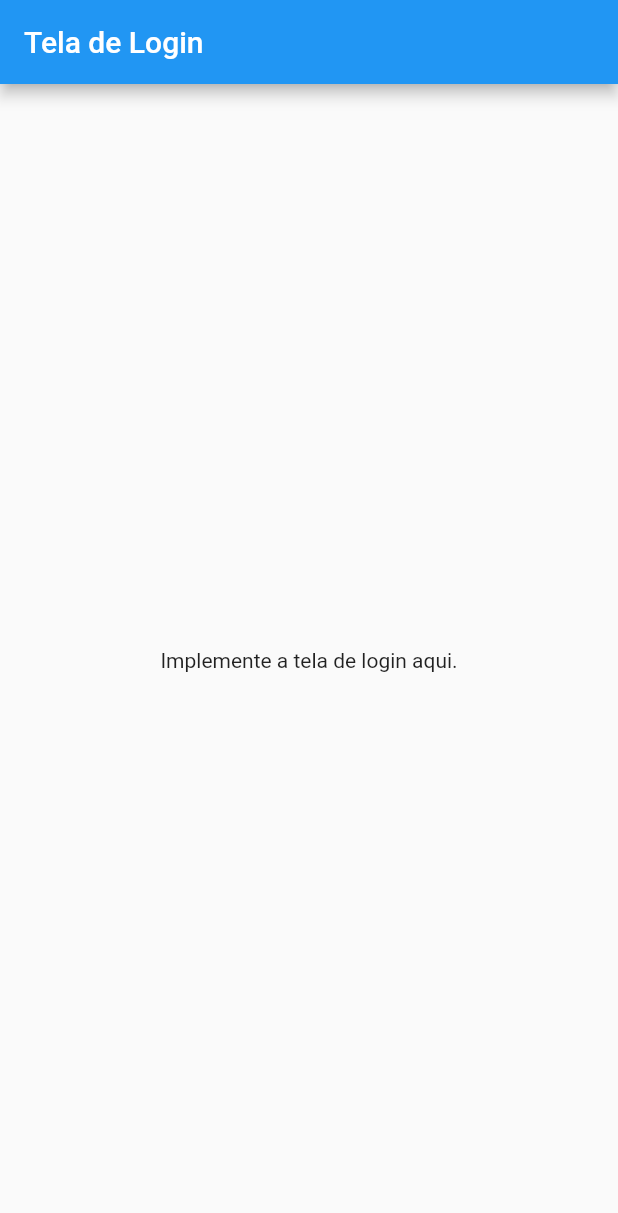
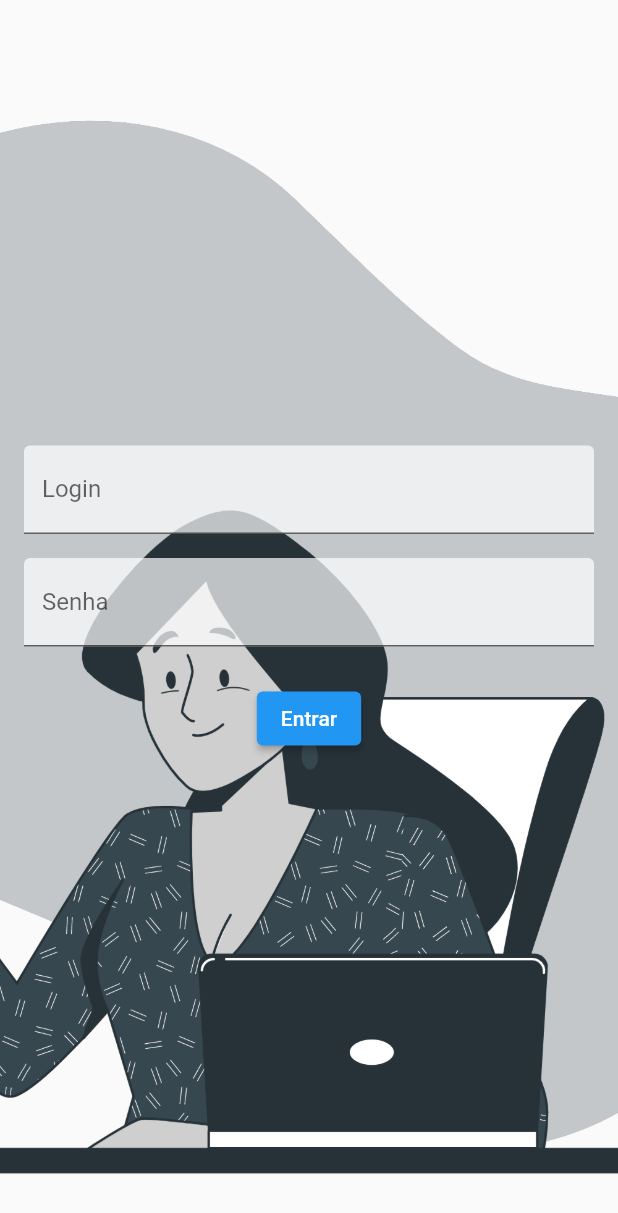
Before and after one commit to danilopinhodealmeida/planner, a Flutter app: the screen it shows after launch, on a phone screen of 412 x 824 dp. Shown: the top 1213 px of the screen. Run offline on Flutter 3.47's test engine with Material 2 defaults, Android fonts, the phone set to English and light mode, and no system bars.

Commit message:
inicio da tela home e funções de login

```diff
--- a/lib/login_screen.dart
+++ b/lib/login_screen.dart
@@ -1,6 +1,10 @@
 import 'package:flutter/material.dart';
 
 class LoginScreen extends StatefulWidget {
+  final VoidCallback onLogin;
+
+  LoginScreen({required this.onLogin});
+
   @override
   _LoginScreenState createState() => _LoginScreenState();
 }
@@ -8,31 +12,43 @@ class LoginScreen extends StatefulWidget {
 class _LoginScreenState extends State<LoginScreen> {
   final _loginController = TextEditingController();
   final _passwordController = TextEditingController();
+  String _errorMessage = '';
 
   void _login() {
     final login = _loginController.text;
     final password = _passwordController.text;
 
-    // Você pode adicionar a lógica de autenticação aqui.
-    // Por enquanto, apenas exibiremos os valores digitados.
-    print('Login: $login');
-    print('Senha: $password');
+    // Verifique as credenciais de login
+    if (login == 'Thalita' && password == 'Tata1904*') {
+      // Credenciais corretas, chame a função onLogin
+      widget.onLogin();
+      setState(() {
+        _errorMessage = ''; // Limpe a mensagem de erro se existir
+      });
+    } else {
+      // Credenciais incorretas, exiba uma mensagem de erro
+      setState(() {
+        _errorMessage = 'Credenciais incorretas. Tente novamente.';
+      });
+    }
   }
 
   @override
   Widget build(BuildContext context) {
     return Scaffold(
-      appBar: AppBar(
-        title: Text('Tela de Login'),
+      appBar: PreferredSize(
+        preferredSize: Size.fromHeight(0.0),
+        child: AppBar(
+          backgroundColor: Colors.transparent,
+          elevation: 0,
+        ),
       ),
       body: Stack(
+        fit: StackFit.expand,
         children: [
-          // Imagem de fundo
           Image.asset(
-            'assets/Authentication-bro.png',  // Substitua pelo caminho da sua imagem
+            'assets/Authentication-bro.png',
             fit: BoxFit.cover,
-            width: double.infinity,
-            height: double.infinity,
           ),
           Padding(
             padding: const EdgeInsets.all(16.0),
@@ -43,6 +59,8 @@ class _LoginScreenState extends State<LoginScreen> {
                   controller: _loginController,
                   decoration: InputDecoration(
                     labelText: 'Login',
+                    filled: true,
+                    fillColor: Colors.white70,
                   ),
                 ),
                 SizedBox(height: 16.0),
@@ -51,12 +69,21 @@ class _LoginScreenState extends State<LoginScreen> {
                   obscureText: true,
                   decoration: InputDecoration(
                     labelText: 'Senha',
+                    filled: true,
+                    fillColor: Colors.white70,
                   ),
                 ),
                 SizedBox(height: 24.0),
                 ElevatedButton(
                   onPressed: _login,
                   child: Text('Entrar'),
+                ),
+                SizedBox(height: 8.0),
+                Text(
+                  _errorMessage,
+                  style: TextStyle(
+                    color: Colors.red,
+                  ),
                 ),
               ],
             ),
--- a/lib/main.dart
+++ b/lib/main.dart
@@ -1,36 +1,39 @@
 import 'package:flutter/material.dart';
-//import 'login_screen.dart';
+import 'home.dart';
+import 'login_screen.dart';
 
 void main() {
   runApp(MyApp());
 }
 
-class MyApp extends StatelessWidget {
+class MyApp extends StatefulWidget {
+  @override
+  _MyAppState createState() => _MyAppState();
+}
+
+class _MyAppState extends State<MyApp> {
+  bool _isLoggedIn = false;
+
+  void _login() {
+    setState(() {
+      _isLoggedIn = true;
+    });
+  }
+
+  void _logout() {
+    setState(() {
+      _isLoggedIn = false;
+    });
+  }
+
   @override
   Widget build(BuildContext context) {
+    final currentScreen =
+        _isLoggedIn ? HomeScreen(onLogout: _logout) : LoginScreen(onLogin: _login);
+
     return MaterialApp(
       title: 'Meu App',
-      home: LoginScreen(), // Tela de login como tela inicial
+      home: currentScreen,
     );
   }
 }
-
-class LoginScreen extends StatefulWidget {
-  @override
-  _LoginScreenState createState() => _LoginScreenState();
-}
-
-class _LoginScreenState extends State<LoginScreen> {
-  // TODO: Adicione aqui a implementação da tela de login
-  @override
-  Widget build(BuildContext context) {
-    return Scaffold(
-      appBar: AppBar(
-        title: Text('Tela de Login'),
-      ),
-      body: Center(
-        child: Text('Implemente a tela de login aqui.'),
-      ),
-    );
-  }
-}
```
Also changed, not shown: lib/home.dart (added, +35 -0 lines).
